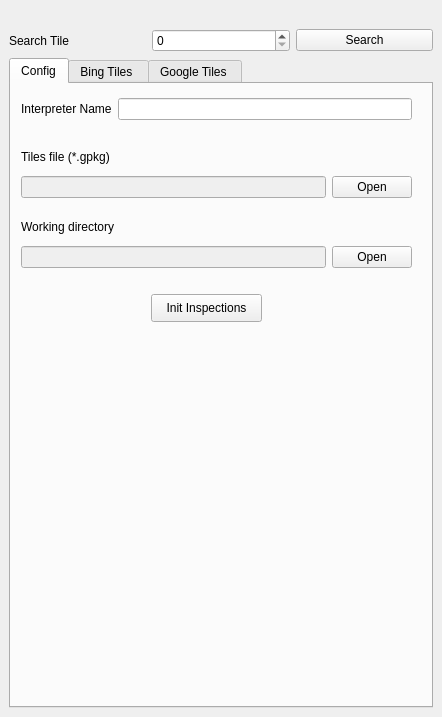
Above: global_inspection_dockwidget_base.ui from lapig-ufg/qgis-fgi-plugin before the change. Below: the same form after it.
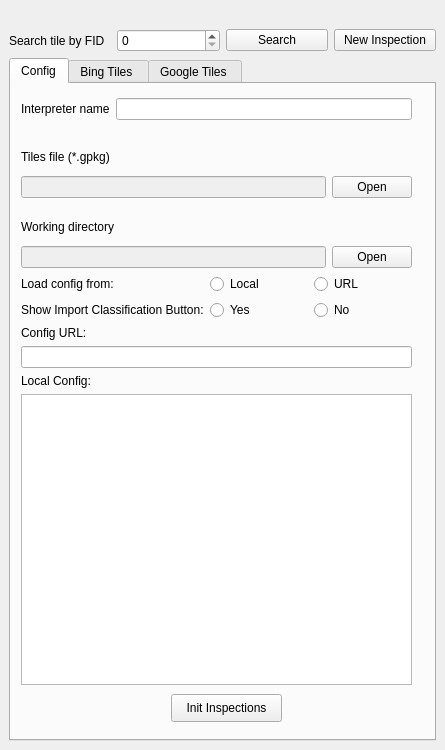
That is the form after the change. The open tabs and pages were chosen to show the change.

Commit message: Add fields for filling out inspection settings and improvements in pixel classification (use of batch processing).

```diff
--- a/global_inspection_dockwidget_base.ui
+++ b/global_inspection_dockwidget_base.ui
@@ -2,12 +2,15 @@
 <ui version="4.0">
  <class>GlobalInspectionTilesDockWidgetBase</class>
  <widget class="QDockWidget" name="GlobalInspectionTilesDockWidgetBase">
+  <property name="enabled">
+   <bool>true</bool>
+  </property>
   <property name="geometry">
    <rect>
     <x>0</x>
     <y>0</y>
-    <width>442</width>
-    <height>717</height>
+    <width>445</width>
+    <height>778</height>
    </rect>
   </property>
   <property name="sizePolicy">
@@ -18,14 +21,14 @@
   </property>
   <property name="minimumSize">
    <size>
-    <width>442</width>
-    <height>402</height>
+    <width>445</width>
+    <height>600</height>
    </size>
   </property>
   <property name="maximumSize">
    <size>
-    <width>480</width>
-    <height>254288</height>
+    <width>445</width>
+    <height>778</height>
    </size>
   </property>
   <property name="styleSheet">
@@ -39,7 +42,7 @@
   </property>
   <widget class="QWidget" name="dockWidgetContents">
    <property name="sizePolicy">
-    <sizepolicy hsizetype="Expanding" vsizetype="Expanding">
+    <sizepolicy hsizetype="Maximum" vsizetype="Maximum">
      <horstretch>0</horstretch>
      <verstretch>0</verstretch>
     </sizepolicy>
@@ -50,6 +53,12 @@
      <height>0</height>
     </size>
    </property>
+   <property name="maximumSize">
+    <size>
+     <width>445</width>
+     <height>750</height>
+    </size>
+   </property>
    <layout class="QVBoxLayout" name="verticalLayout">
     <item>
      <widget class="QLabel" name="logo">
@@ -69,6 +78,43 @@
     </item>
     <item>
      <layout class="QGridLayout" name="gridMain">
+      <property name="sizeConstraint">
+       <enum>QLayout::SetDefaultConstraint</enum>
+      </property>
+      <property name="topMargin">
+       <number>0</number>
+      </property>
+      <item row="0" column="0">
+       <layout class="QGridLayout" name="layoutSearch">
+        <property name="bottomMargin">
+         <number>0</number>
+        </property>
+        <item row="0" column="1">
+         <widget class="QSpinBox" name="spinSearch"/>
+        </item>
+        <item row="0" column="2">
+         <widget class="QPushButton" name="btnSearch">
+          <property name="text">
+           <string>Search</string>
+          </property>
+         </widget>
+        </item>
+        <item row="0" column="0">
+         <widget class="QLabel" name="lblSearch">
+          <property name="text">
+           <string>Search tile by FID</string>
+          </property>
+         </widget>
+        </item>
+        <item row="0" column="3">
+         <widget class="QPushButton" name="btnNewInspection">
+          <property name="text">
+           <string>New Inspection</string>
+          </property>
+         </widget>
+        </item>
+       </layout>
+      </item>
       <item row="1" column="0">
        <widget class="QTabWidget" name="tabWidget">
         <property name="sizePolicy">
@@ -79,8 +125,8 @@
         </property>
         <property name="maximumSize">
          <size>
-          <width>1777220</width>
-          <height>16777215</height>
+          <width>450</width>
+          <height>900</height>
          </size>
         </property>
         <property name="cursor">
@@ -154,8 +200,8 @@
          <widget class="QPushButton" name="btnInitInspections">
           <property name="geometry">
            <rect>
-            <x>140</x>
-            <y>210</y>
+            <x>160</x>
+            <y>610</y>
             <width>111</width>
             <height>28</height>
            </rect>
@@ -232,7 +278,7 @@
            <item>
             <widget class="QLabel" name="label_4">
              <property name="text">
-              <string>Interpreter Name</string>
+              <string>Interpreter name</string>
              </property>
             </widget>
            </item>
@@ -241,6 +287,102 @@
            </item>
           </layout>
          </widget>
+         <widget class="QWidget" name="gridLayoutWidget_3">
+          <property name="geometry">
+           <rect>
+            <x>10</x>
+            <y>190</y>
+            <width>391</width>
+            <height>411</height>
+           </rect>
+          </property>
+          <layout class="QGridLayout" name="configContainerGrid">
+           <item row="0" column="0">
+            <widget class="QLabel" name="loadLabel">
+             <property name="text">
+              <string>Load config from: </string>
+             </property>
+            </widget>
+           </item>
+           <item row="1" column="1">
+            <widget class="QRadioButton" name="btnShowYes">
+             <property name="layoutDirection">
+              <enum>Qt::LeftToRight</enum>
+             </property>
+             <property name="text">
+              <string>Yes</string>
+             </property>
+             <attribute name="buttonGroup">
+              <string notr="true">showImportsGroup</string>
+             </attribute>
+            </widget>
+           </item>
+           <item row="0" column="1">
+            <widget class="QRadioButton" name="btnConfigLocal">
+             <property name="layoutDirection">
+              <enum>Qt::LeftToRight</enum>
+             </property>
+             <property name="text">
+              <string>Local</string>
+             </property>
+             <attribute name="buttonGroup">
+              <string notr="true">loadConfigGroup</string>
+             </attribute>
+            </widget>
+           </item>
+           <item row="1" column="0">
+            <widget class="QLabel" name="showImportsLabel">
+             <property name="text">
+              <string>Show Import Classification Button:</string>
+             </property>
+            </widget>
+           </item>
+           <item row="3" column="0" colspan="3">
+            <widget class="QLineEdit" name="configURL"/>
+           </item>
+           <item row="2" column="0" colspan="3">
+            <widget class="QLabel" name="configURLLabel">
+             <property name="text">
+              <string>Config URL: </string>
+             </property>
+            </widget>
+           </item>
+           <item row="4" column="0" colspan="3">
+            <widget class="QLabel" name="localConfigLabel">
+             <property name="text">
+              <string>Local Config: </string>
+             </property>
+            </widget>
+           </item>
+           <item row="0" column="2">
+            <widget class="QRadioButton" name="btnConfigURL">
+             <property name="text">
+              <string>URL</string>
+             </property>
+             <attribute name="buttonGroup">
+              <string notr="true">loadConfigGroup</string>
+             </attribute>
+            </widget>
+           </item>
+           <item row="1" column="2">
+            <widget class="QRadioButton" name="btnShowNo">
+             <property name="text">
+              <string>No</string>
+             </property>
+             <attribute name="buttonGroup">
+              <string notr="true">showImportsGroup</string>
+             </attribute>
+            </widget>
+           </item>
+           <item row="5" column="0" colspan="3">
+            <widget class="QPlainTextEdit" name="localConfig">
+             <property name="enabled">
+              <bool>true</bool>
+             </property>
+            </widget>
+           </item>
+          </layout>
+         </widget>
         </widget>
         <widget class="QWidget" name="tabTilesBing">
          <property name="enabled">
@@ -954,30 +1096,6 @@
         </widget>
        </widget>
       </item>
-      <item row="0" column="0">
-       <layout class="QGridLayout" name="layoutSearch">
-        <property name="bottomMargin">
-         <number>0</number>
-        </property>
-        <item row="0" column="1">
-         <widget class="QSpinBox" name="spinSearch"/>
-        </item>
-        <item row="0" column="0">
-         <widget class="QLabel" name="lblSearch">
-          <property name="text">
-           <string>Search Tile</string>
-          </property>
-         </widget>
-        </item>
-        <item row="0" column="2">
-         <widget class="QPushButton" name="btnSearch">
-          <property name="text">
-           <string>Search</string>
-          </property>
-         </widget>
-        </item>
-       </layout>
-      </item>
      </layout>
     </item>
    </layout>
```
Left out of the diff: 6 changed lines with no effect on the pictures. The commit also changes 10 other files.
